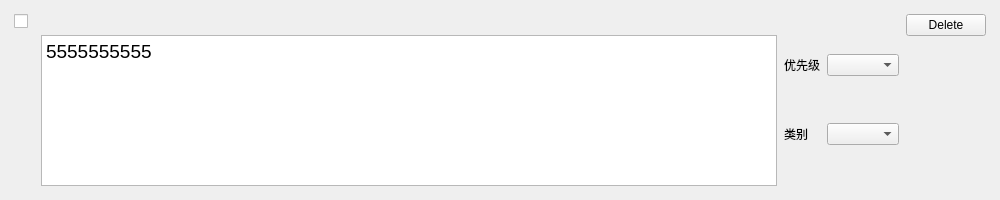
Old version of the form taskwidget.ui in the repository suibaian/TaskReminder.
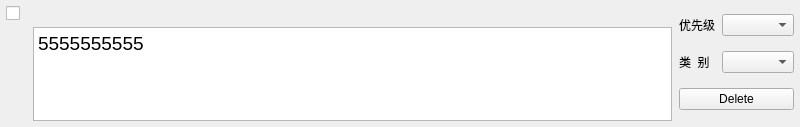
New version of the form.

```diff
--- a/taskwidget.ui
+++ b/taskwidget.ui
@@ -6,14 +6,32 @@
    <rect>
     <x>0</x>
     <y>0</y>
-    <width>1000</width>
-    <height>200</height>
+    <width>800</width>
+    <height>127</height>
    </rect>
   </property>
+  <property name="sizePolicy">
+   <sizepolicy hsizetype="Expanding" vsizetype="Expanding">
+    <horstretch>0</horstretch>
+    <verstretch>0</verstretch>
+   </sizepolicy>
+  </property>
   <property name="windowTitle">
    <string>Form</string>
   </property>
   <layout class="QHBoxLayout" name="horizontalLayout_5">
+   <property name="leftMargin">
+    <number>3</number>
+   </property>
+   <property name="topMargin">
+    <number>3</number>
+   </property>
+   <property name="rightMargin">
+    <number>3</number>
+   </property>
+   <property name="bottomMargin">
+    <number>3</number>
+   </property>
    <item>
     <layout class="QHBoxLayout" name="horizontalLayout_4">
      <property name="spacing">
@@ -92,7 +110,14 @@
             </widget>
            </item>
            <item>
-            <widget class="QComboBox" name="priorityCombo"/>
+            <widget class="QComboBox" name="priorityCombo">
+             <property name="sizePolicy">
+              <sizepolicy hsizetype="Fixed" vsizetype="Fixed">
+               <horstretch>0</horstretch>
+               <verstretch>0</verstretch>
+              </sizepolicy>
+             </property>
+            </widget>
            </item>
           </layout>
          </item>
@@ -101,41 +126,34 @@
            <item>
             <widget class="QLabel" name="label_2">
              <property name="text">
-              <string>类别</string>
+              <string>类  别</string>
              </property>
             </widget>
            </item>
            <item>
-            <widget class="QComboBox" name="categoryCombo"/>
+            <widget class="QComboBox" name="categoryCombo">
+             <property name="sizePolicy">
+              <sizepolicy hsizetype="Fixed" vsizetype="Fixed">
+               <horstretch>0</horstretch>
+               <verstretch>0</verstretch>
+              </sizepolicy>
+             </property>
+            </widget>
            </item>
           </layout>
          </item>
-        </layout>
-       </item>
-       <item>
-        <layout class="QVBoxLayout" name="verticalLayout_2">
          <item>
-          <widget class="QPushButton" name="pushButton">
+          <widget class="QPushButton" name="delete_btn">
            <property name="text">
             <string>Delete</string>
            </property>
           </widget>
          </item>
-         <item>
-          <spacer name="verticalSpacer">
-           <property name="orientation">
-            <enum>Qt::Vertical</enum>
-           </property>
-           <property name="sizeHint" stdset="0">
-            <size>
-             <width>20</width>
-             <height>40</height>
-            </size>
-           </property>
-          </spacer>
-         </item>
         </layout>
        </item>
+       <item>
+        <layout class="QVBoxLayout" name="verticalLayout_2"/>
+       </item>
       </layout>
      </item>
     </layout>
```
